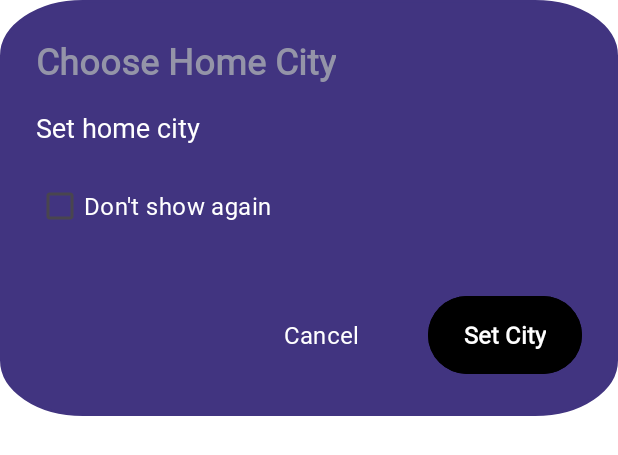
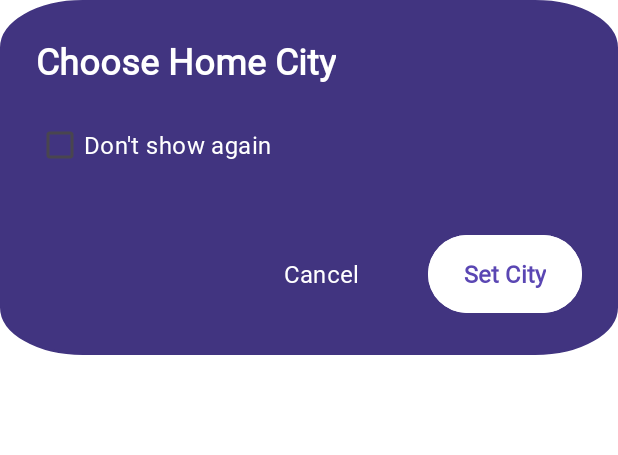
Before and after one commit to MoaazAtik/Sky, an Android app: the layout dialog_home_city.xml on its own in the app's theme, with its tools: preview values and no code run, on a phone screen of 412 x 824 dp. Shown: the top 455 px of the screen. Run offline under Robolectric (Android 15) with nearby library versions, the phone set to English and light mode, and no system bars; network calls fail.

Commit message:
UI improvements for home screen Dialog

```diff
--- a/app/src/main/res/layout/dialog_home_city.xml
+++ b/app/src/main/res/layout/dialog_home_city.xml
@@ -5,7 +5,6 @@
     android:layout_height="wrap_content"
     android:background="@drawable/home_dialog_background"
     android:padding="24dp">
-    <!--    android:background="@color/dark_purple_widget_border"-->
 
     <TextView
         android:id="@+id/txt_title"
@@ -13,23 +12,11 @@
         android:layout_height="wrap_content"
         android:fontFamily="@font/sf_pro_display_semibold"
         android:text="Choose Home City"
-        android:textColor="@color/gray_widget_title"
+        android:textColor="@color/white"
         android:textSize="24sp"
         android:textStyle="bold"
         app:layout_constraintStart_toStartOf="parent"
         app:layout_constraintTop_toTopOf="parent" />
-
-    <TextView
-        android:id="@+id/txt_message"
-        android:layout_width="wrap_content"
-        android:layout_height="wrap_content"
-        android:layout_marginTop="16dp"
-        android:fontFamily="@font/sf_pro_display_regular"
-        android:text="Set home city"
-        android:textColor="@color/white"
-        android:textSize="18sp"
-        app:layout_constraintStart_toStartOf="parent"
-        app:layout_constraintTop_toBottomOf="@id/txt_title" />
 
     <CheckBox
         android:id="@+id/checkbox_dont_show_again"
@@ -42,7 +29,7 @@
         android:textSize="16sp"
         android:theme="@style/MyCheckboxTheme"
         app:layout_constraintStart_toStartOf="parent"
-        app:layout_constraintTop_toBottomOf="@id/txt_message" />
+        app:layout_constraintTop_toBottomOf="@id/txt_title" />
 
     <com.google.android.material.button.MaterialButton
         android:id="@+id/btn_cancel"
@@ -63,13 +50,13 @@
         android:layout_width="wrap_content"
         android:layout_height="60dp"
         android:layout_marginTop="32dp"
-        android:backgroundTint="@color/black"
-        android:fontFamily="@font/sf_pro_display_regular"
+        android:backgroundTint="@color/white"
+        android:fontFamily="@font/sf_pro_display_semibold"
         android:text="Set City"
+        android:textColor="#5A46B3"
         android:textSize="16sp"
         android:textStyle="bold"
         app:layout_constraintEnd_toEndOf="parent"
         app:layout_constraintTop_toBottomOf="@id/checkbox_dont_show_again" />
-    <!--        android:layout_width="140dp"-->
 
 </androidx.constraintlayout.widget.ConstraintLayout>
```
